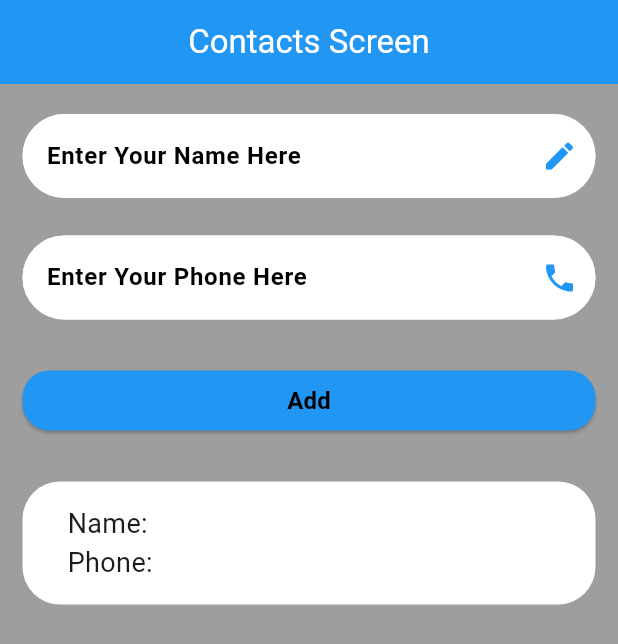
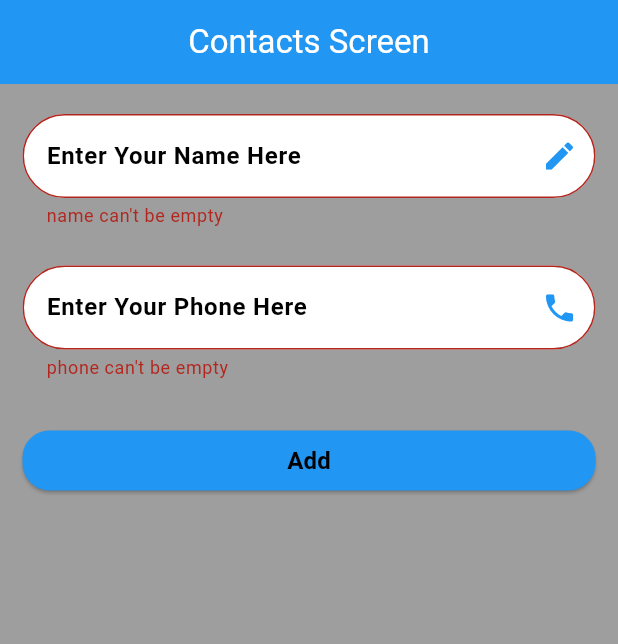
Before and after one commit to rojena20/assignment-3-Edited-, a Flutter app: the screen it shows after launch, after a tap on "Add", on a phone screen of 412 x 824 dp. Shown: the top 644 px of the screen. Run offline on Flutter 3.47's test engine with Material 3 defaults, Android fonts, the phone set to English and light mode, and no system bars.

Commit message:
Add validation for text fields and delete icon without deletion functionality

```diff
--- a/lib/contact_card.dart
+++ b/lib/contact_card.dart
@@ -27,7 +27,10 @@ class ContactCard extends StatelessWidget {
           color: Colors.white,
           borderRadius: BorderRadius.circular(25.0),
         ),
-        child: Column(
+        child: Row(
+          mainAxisAlignment: MainAxisAlignment.spaceBetween,
+          children: [
+            Column(
               crossAxisAlignment: CrossAxisAlignment.start,
               children: [
                 Text(
@@ -46,6 +49,14 @@ class ContactCard extends StatelessWidget {
                 ),
               ],
             ),
+            GestureDetector(
+              child: Icon(
+                Icons.delete,
+                color: Colors.redAccent,
+              ),
+            ),
+          ],
+        ),
       ),
     );
   }
--- a/lib/contact_screen.dart
+++ b/lib/contact_screen.dart
@@ -20,6 +20,23 @@ class _ContactScreenState extends State<ContactScreen> {
   TextEditingController _nameController = TextEditingController();
   TextEditingController _phoneController = TextEditingController();
   List<ContactCard> cards = [];
+  final _formKey = GlobalKey<FormState>();
+
+  String? nameValidation(String? input) {
+    if (input == null || input.isEmpty) {
+      return "name can't be empty";
+    } else {
+      return null;
+    }
+  }
+
+  String? phoneValidation(String? input) {
+    if (input == null || input.isEmpty) {
+      return "phone can't be empty";
+    } else {
+      return null;
+    }
+  }
 
   @override
   Widget build(BuildContext context) {
@@ -43,6 +60,10 @@ class _ContactScreenState extends State<ContactScreen> {
           width: double.infinity,
           child: Column(
             children: [
+              Form(
+                key: _formKey,
+                child: Column(
+                  children: [
                     Textfield(
                       textfiledModel: TextfiledModel(
                         textFiledPlaceholder: "Enter Your Name Here",
@@ -50,6 +71,7 @@ class _ContactScreenState extends State<ContactScreen> {
                       ),
                       keyboardType: TextInputType.text,
                       controller: _nameController,
+                      valid: nameValidation,
                     ),
                     SizedBox(
                       height: 25.0,
@@ -61,6 +83,7 @@ class _ContactScreenState extends State<ContactScreen> {
                       ),
                       keyboardType: TextInputType.phone,
                       controller: _phoneController,
+                      valid: phoneValidation,
                     ),
                     Container(
                       margin: EdgeInsets.symmetric(
@@ -85,6 +108,7 @@ class _ContactScreenState extends State<ContactScreen> {
                               onPressed: () {
                                 name = _nameController.text;
                                 phone = _phoneController.text;
+                                if (_formKey.currentState?.validate() ?? false) {
                                   cards.add(
                                     ContactCard(
                                       contactCardModel: ContactCardModel(
@@ -94,6 +118,7 @@ class _ContactScreenState extends State<ContactScreen> {
                                       ),
                                     ),
                                   );
+                                }
                                 setState(() {});
                                 _nameController.clear();
                                 _phoneController.clear();
@@ -111,6 +136,9 @@ class _ContactScreenState extends State<ContactScreen> {
                         ],
                       ),
                     ),
+                  ],
+                ),
+              ),// column end
               Column(
                 children: [
                   for (var card in cards) card,
--- a/lib/textField.dart
+++ b/lib/textField.dart
@@ -6,16 +6,19 @@ class Textfield extends StatelessWidget {
   TextfiledModel textfiledModel;
   TextInputType keyboardType;
   TextEditingController controller;
+  String? Function(String?) valid;
 
   Textfield(
       {super.key,
       required this.textfiledModel,
       required this.keyboardType,
-      required this.controller});
+      required this.controller,
+      required this.valid,});
 
   @override
   Widget build(BuildContext context) {
-    return TextField(
+    return TextFormField(
+      validator: valid,
       controller: controller,
       keyboardType: keyboardType,
       decoration: InputDecoration(
```
Lines whose indentation alone changed are shown as unchanged.
